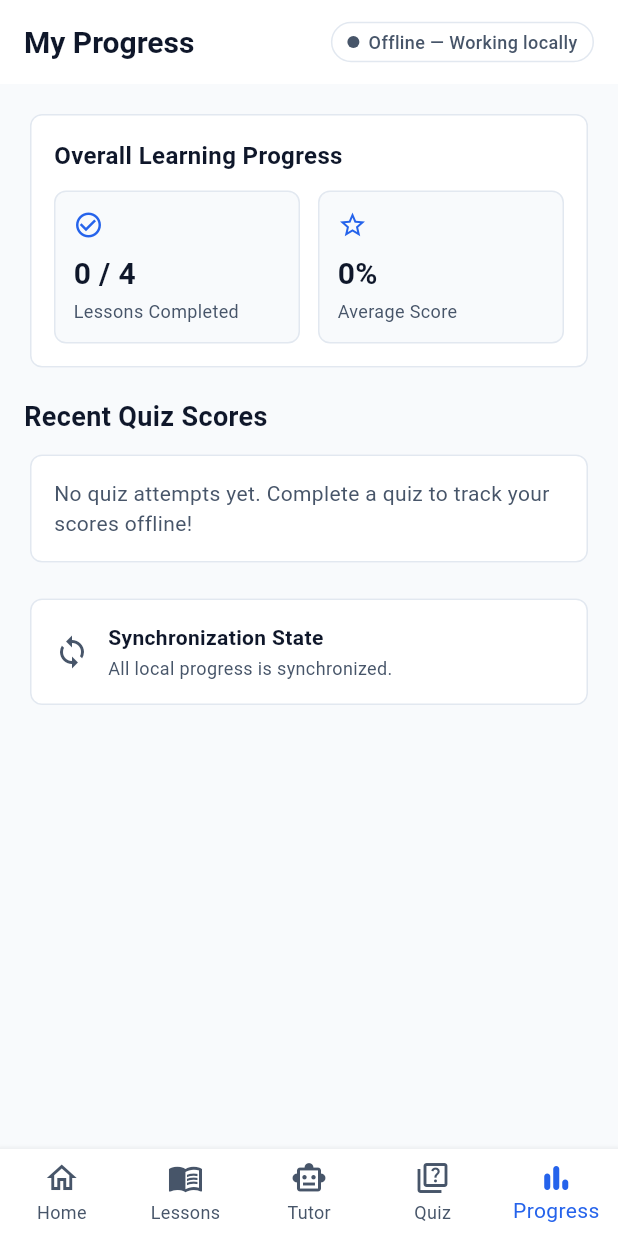
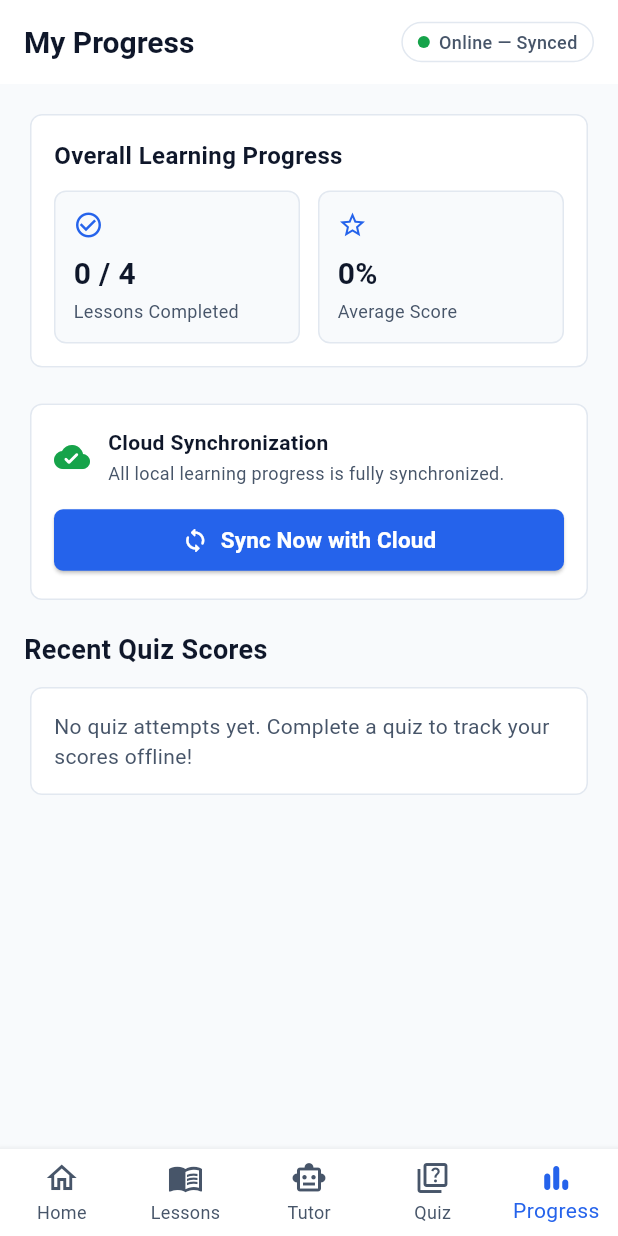
Before and after one commit to prannav-r/Nabu, a Flutter app: the screen it shows after launch, item 5 of the bottom bar chosen, on a phone screen of 412 x 824 dp. Run offline on Flutter 3.47's test engine with Material 3 defaults, Android fonts, the phone set to English and light mode, and no system bars; our stand-ins replace sqflite; accounts and stored records are empty.

Commit message:
feat(sync): unit 08 - reachability service, upload orchestration, and manual sync action

```diff
--- a/app/lib/features/progress/progress_screen.dart
+++ b/app/lib/features/progress/progress_screen.dart
@@ -5,6 +5,7 @@ import '../../data/local/models/progress.dart';
 import '../../data/local/models/quiz.dart';
 import '../../data/local/repositories/progress_repository.dart';
 import '../../data/local/repositories/quiz_repository.dart';
+import '../sync/services/client_sync_service.dart';
 
 class ProgressScreen extends StatefulWidget {
   const ProgressScreen({super.key});
@@ -16,10 +17,12 @@ class ProgressScreen extends StatefulWidget {
 class _ProgressScreenState extends State<ProgressScreen> {
   final ProgressRepository _progressRepo = ProgressRepository();
   final QuizRepository _quizRepo = QuizRepository();
+  final ClientSyncService _syncService = ClientSyncService();
 
   StudentProgress? _progress;
   List<QuizAttempt> _attempts = [];
   bool _isLoading = true;
+  bool _isSyncing = false;
 
   @override
   void initState() {
@@ -41,7 +44,7 @@ class _ProgressScreenState extends State<ProgressScreen> {
         _attempts = atts;
       });
     } catch (_) {
-      // Fallback offline
+      // Fallback
     } finally {
       if (mounted) {
         setState(() {
@@ -51,19 +54,51 @@ class _ProgressScreenState extends State<ProgressScreen> {
     }
   }
 
+  Future<void> _triggerManualSync() async {
+    setState(() {
+      _isSyncing = true;
+    });
+
+    final result = await _syncService.performSync(studentId: 'student_1');
+
+    if (mounted) {
+      setState(() {
+        _isSyncing = false;
+      });
+
+      ScaffoldMessenger.of(context).showSnackBar(
+        SnackBar(
+          content: Text(result.message),
+          backgroundColor: result.success ? AppColors.success : AppColors.warning,
+          duration: const Duration(seconds: 3),
+        ),
+      );
+
+      // Refresh progress and attempts state
+      await _loadProgress();
+    }
+  }
+
   @override
   Widget build(BuildContext context) {
     final hasPendingSync = _attempts.any((a) => a.syncStatus == 'pending') ||
         (_progress?.syncStatus == 'pending');
 
+    SyncStatus status = SyncStatus.offline;
+    if (_isSyncing) {
+      status = SyncStatus.syncing;
+    } else if (!hasPendingSync) {
+      status = SyncStatus.onlineSynced;
+    }
+
     return Scaffold(
       appBar: AppBar(
         title: const Text('My Progress'),
-        actions: const [
+        actions: [
           Padding(
-            padding: EdgeInsets.only(right: 16.0),
+            padding: const EdgeInsets.only(right: 16.0),
             child: Center(
-              child: OfflineStatusIndicator(status: SyncStatus.offline),
+              child: OfflineStatusIndicator(status: status),
             ),
           ),
         ],
@@ -77,6 +112,8 @@ class _ProgressScreenState extends State<ProgressScreen> {
                 children: [
                   _buildSummaryCard(),
                   const SizedBox(height: 16),
+                  _buildSyncStatusCard(hasPendingSync),
+                  const SizedBox(height: 16),
                   const Text(
                     'Recent Quiz Scores',
                     style: TextStyle(
@@ -87,9 +124,9 @@ class _ProgressScreenState extends State<ProgressScreen> {
                   ),
                   const SizedBox(height: 8),
                   if (_attempts.isEmpty)
-                    Card(
+                    const Card(
                       child: Padding(
-                        padding: const EdgeInsets.all(16.0),
+                        padding: EdgeInsets.all(16.0),
                         child: Text(
                           'No quiz attempts yet. Complete a quiz to track your scores offline!',
                           style: TextStyle(
@@ -101,8 +138,6 @@ class _ProgressScreenState extends State<ProgressScreen> {
                     )
                   else
                     ..._attempts.map((a) => _buildScoreItem(a)),
-                  const SizedBox(height: 16),
-                  _buildSyncStatusCard(hasPendingSync),
                 ],
               ),
             ),
@@ -230,20 +265,23 @@ class _ProgressScreenState extends State<ProgressScreen> {
     return Card(
       child: Padding(
         padding: const EdgeInsets.all(16.0),
-        child: Row(
+        child: Column(
+          crossAxisAlignment: CrossAxisAlignment.start,
+          children: [
+            Row(
               children: [
                 Icon(
-              hasPendingSync ? Icons.sync_problem : Icons.sync,
-              color: hasPendingSync ? AppColors.warning : AppColors.textSecondary,
+                  hasPendingSync ? Icons.cloud_queue_rounded : Icons.cloud_done_rounded,
+                  color: hasPendingSync ? AppColors.warning : AppColors.success,
                 ),
                 const SizedBox(width: 12),
                 Expanded(
                   child: Column(
                     crossAxisAlignment: CrossAxisAlignment.start,
                     children: [
-                  const Text(
-                    'Synchronization State',
-                    style: TextStyle(
+                      Text(
+                        'Cloud Synchronization',
+                        style: const TextStyle(
                           fontSize: 14,
                           fontWeight: FontWeight.w600,
                           color: AppColors.textPrimary,
@@ -252,8 +290,8 @@ class _ProgressScreenState extends State<ProgressScreen> {
                       const SizedBox(height: 2),
                       Text(
                         hasPendingSync
-                        ? 'Pending records stored locally. Will synchronize automatically when connectivity is restored.'
-                        : 'All local progress is synchronized.',
+                            ? 'Pending records stored safely on device. Tap sync when connected to internet.'
+                            : 'All local learning progress is fully synchronized.',
                         style: const TextStyle(
                           fontSize: 12,
                           color: AppColors.textSecondary,
@@ -264,6 +302,31 @@ class _ProgressScreenState extends State<ProgressScreen> {
                 ),
               ],
             ),
+            const SizedBox(height: 12),
+            SizedBox(
+              width: double.infinity,
+              child: ElevatedButton.icon(
+                onPressed: _isSyncing ? null : _triggerManualSync,
+                icon: _isSyncing
+                    ? const SizedBox(
+                        width: 16,
+                        height: 16,
+                        child: CircularProgressIndicator(strokeWidth: 2, color: Colors.white),
+                      )
+                    : const Icon(Icons.sync_rounded, size: 18),
+                label: Text(_isSyncing ? 'Syncing...' : 'Sync Now with Cloud'),
+                style: ElevatedButton.styleFrom(
+                  backgroundColor: AppColors.primary,
+                  foregroundColor: Colors.white,
+                  padding: const EdgeInsets.symmetric(vertical: 10),
+                  shape: RoundedRectangleBorder(
+                    borderRadius: BorderRadius.circular(6),
+                  ),
+                ),
+              ),
+            ),
+          ],
+        ),
       ),
     );
   }
--- /dev/null
+++ b/app/lib/features/sync/services/client_sync_service.dart
@@ -0,0 +1,161 @@
+import 'dart:convert';
+import 'package:flutter/foundation.dart';
+import 'package:http/http.dart' as http;
+import '../../../data/local/app_database.dart';
+import '../../../data/local/repositories/lesson_repository.dart';
+import '../../../data/local/repositories/progress_repository.dart';
+import '../../../data/local/repositories/quiz_repository.dart';
+
+class SyncResult {
+  final bool success;
+  final int syncedAttemptsCount;
+  final int syncedLessonsCount;
+  final String message;
+  final String? syncedAt;
+
+  const SyncResult({
+    required this.success,
+    this.syncedAttemptsCount = 0,
+    this.syncedLessonsCount = 0,
+    required this.message,
+    this.syncedAt,
+  });
+}
+
+class ClientSyncService {
+  static ClientSyncService? _instance;
+  final LessonRepository _lessonRepo;
+  final QuizRepository _quizRepo;
+  final ProgressRepository _progressRepo;
+  final AppDatabase _appDb;
+
+  String _backendUrl = 'http://10.0.2.2:8000'; // Default Android emulator host to localhost
+
+  ClientSyncService._({
+    LessonRepository? lessonRepo,
+    QuizRepository? quizRepo,
+    ProgressRepository? progressRepo,
+    AppDatabase? appDb,
+  })  : _lessonRepo = lessonRepo ?? LessonRepository(),
+        _quizRepo = quizRepo ?? QuizRepository(),
+        _progressRepo = progressRepo ?? ProgressRepository(),
+        _appDb = appDb ?? AppDatabase();
+
+  factory ClientSyncService({
+    LessonRepository? lessonRepo,
+    QuizRepository? quizRepo,
+    ProgressRepository? progressRepo,
+    AppDatabase? appDb,
+  }) {
+    _instance ??= ClientSyncService._(
+      lessonRepo: lessonRepo,
+      quizRepo: quizRepo,
+      progressRepo: progressRepo,
+      appDb: appDb,
+    );
+    return _instance!;
+  }
+
+  String get backendUrl => _backendUrl;
+  set backendUrl(String url) {
+    _backendUrl = url.endsWith('/') ? url.substring(0, url.length - 1) : url;
+  }
+
+  Future<SyncResult> performSync({String studentId = 'student_1'}) async {
+    try {
+      final pendingAttempts = await _quizRepo.getPendingSyncAttempts();
+      final allLessons = await _lessonRepo.getAllLessons();
+      final pendingLessons = allLessons.where((l) => l.syncStatus == 'pending').toList();
+      final progress = await _progressRepo.getProgress(studentId);
+
+      if (pendingAttempts.isEmpty && pendingLessons.isEmpty && (progress == null || progress.syncStatus == 'synced')) {
+        return const SyncResult(
+          success: true,
+          syncedAttemptsCount: 0,
+          syncedLessonsCount: 0,
+          message: 'All local records are already synchronized.',
+        );
+      }
+
+      final payload = {
+        'student_id': studentId,
+        'attempts': pendingAttempts
+            .map((a) => {
+                  'client_id': a.id,
+                  'lesson_id': a.lessonId,
+                  'score': a.score,
+                  'total_questions': a.totalQuestions,
+                  'completed_at': a.completedAt,
+                })
+            .toList(),
+        'lesson_progress': pendingLessons
+            .map((l) => {
+                  'lesson_id': l.id,
+                  'is_completed': l.isCompleted,
+                  'updated_at': l.updatedAt,
+                })
+            .toList(),
+        'summary': progress != null
+            ? {
+                'lessons_completed': progress.lessonsCompleted,
+                'total_lessons': progress.totalLessons,
+                'quizzes_completed': progress.quizzesCompleted,
+                'average_score': progress.averageScore,
+                'updated_at': progress.updatedAt,
+              }
+            : null,
+      };
+
+      final uri = Uri.parse('$_backendUrl/sync');
+      final response = await http.post(
+        uri,
+        headers: {'Content-Type': 'application/json'},
+        body: jsonEncode(payload),
+      ).timeout(const Duration(seconds: 5));
+
+      if (response.statusCode == 200) {
+        final decoded = jsonDecode(response.body);
+
+        // Mark local attempts as synced in SQLite
+        for (final attempt in pendingAttempts) {
+          await _quizRepo.updateAttemptSyncStatus(attempt.id, 'synced');
+        }
+
+        // Mark local lessons as synced in SQLite
+        final db = await _appDb.database;
+        for (final lesson in pendingLessons) {
+          await db.update(
+            'lessons',
+            {'sync_status': 'synced'},
+            where: 'id = ?',
+            whereArgs: [lesson.id],
+          );
+        }
+
+        // Mark local progress summary as synced in SQLite
+        if (progress != null) {
+          await _progressRepo.updateProgress(progress.copyWith(syncStatus: 'synced'));
+        }
+
+        return SyncResult(
+          success: true,
+          syncedAttemptsCount: pendingAttempts.length,
+          syncedLessonsCount: pendingLessons.length,
+          syncedAt: decoded['synced_at'] as String?,
+          message: 'Successfully synchronized with remote server.',
+        );
+      } else {
+        return SyncResult(
+          success: false,
+          message: 'Server returned HTTP error ${response.statusCode}. Local records preserved.',
+        );
+      }
+    } catch (e) {
+      debugPrint('[ClientSyncService] Synchronization attempt error: $e');
+      return SyncResult(
+        success: false,
+        message: 'Could not reach server. All local learning data remains safely preserved on device.',
+      );
+    }
+  }
+}
--- a/app/pubspec.yaml
+++ b/app/pubspec.yaml
@@ -15,6 +15,8 @@ dependencies:
   onnxruntime: ^1.2.0
   speech_to_text: ^6.6.0
   flutter_tts: ^3.8.5
+  http: ^1.2.0
+  connectivity_plus: ^5.0.2
 
 dev_dependencies:
   flutter_test:
```
Also changed, not shown: app/lib/features/sync/services/connectivity_service.dart (added, +42 -0 lines), 2 other files. Lines whose indentation alone changed are shown as unchanged.
